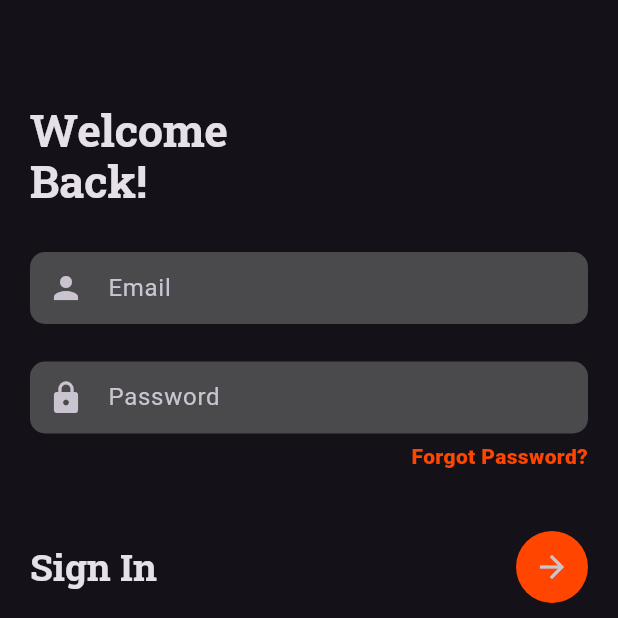
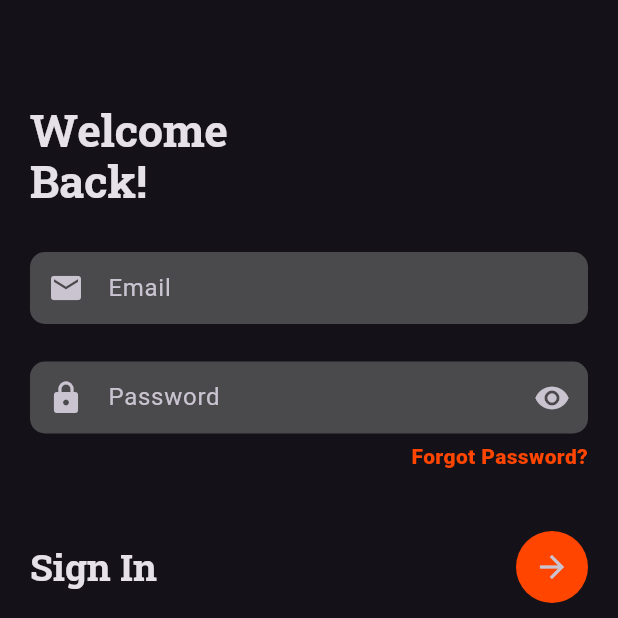
Before and after one commit to DevAdedoyin/weatherapp, a Flutter app: the screen it shows after launch, after a tap on "Skip", on a phone screen of 412 x 824 dp, the top half of it. Run offline on Flutter 3.47's test engine with Material 3 defaults, Android fonts, the phone set to English and light mode, and no system bars; our stand-ins replace firebase_auth, firebase_core, flutter_dotenv, flutter_riverpod, font_awesome_flutter, go_router and 4 more; missing offline and left inert: flutter_login_facebook; accounts and stored records are empty.

Commit message:
login integration completed

```diff
--- a/lib/src/features/authentication/presentation/login_form.dart
+++ b/lib/src/features/authentication/presentation/login_form.dart
@@ -1,10 +1,14 @@
-import 'package:email_validator/email_validator.dart';
 import "package:flutter/material.dart";
 import "package:weatherapp/src/common/gaps/sized_box.dart";
+import "package:weatherapp/src/common/loading_indicator.dart";
 import "package:weatherapp/src/constants/app_colors.dart";
+import "package:weatherapp/src/features/authentication/data/datasources/auth_datasource.dart";
 import "package:weatherapp/src/themes/custom_themes.dart";
 import "package:flutter_riverpod/flutter_riverpod.dart";
 import "package:google_fonts/google_fonts.dart";
+import "package:weatherapp/src/utils/auth_validators.dart";
+import "package:weatherapp/src/utils/iconbutton_provider.dart";
+import "package:weatherapp/src/utils/is_loading_provider.dart";
 
 class LoginForm extends ConsumerStatefulWidget {
   const LoginForm({super.key});
@@ -22,12 +26,15 @@ class _LoginFormState extends ConsumerState<LoginForm> {
   Widget build(BuildContext context) {
     // Size size = MediaQuery.of(context).size;
     TextTheme textTheme = Theme.of(context).textTheme;
+    final isPasswordVisible = ref.watch(iconButtonProvider);
+    final isLoading = ref.watch(isAuthLoading);
+
     return SizedBox(
       child: Form(
         key: _formKey,
         child: Column(
           children: [
-            Container(
+            SizedBox(
               child: TextFormField(
                 style: GoogleFonts.roboto(
                     fontSize: 16, fontWeight: FontWeight.normal),
@@ -35,34 +42,38 @@ class _LoginFormState extends ConsumerState<LoginForm> {
                 keyboardType: TextInputType.emailAddress,
                 textInputAction: TextInputAction.next,
                 autofocus: false,
-                validator: (email) {
-                  if (EmailValidator.validate(email!)) {
-                    return null;
-                  } else {
-                    return 'Please enter a valid email address';
-                  }
-                },
+                validator: (email) => Validator.validateEmail(email: email),
                 decoration:
-                    darkThemeInputDecoration('Email', const Icon(Icons.person)),
+                    darkThemeInputDecoration('Email', const Icon(Icons.email)),
               ),
             ),
             verticalGap(25),
-            Container(
+            SizedBox(
               child: TextFormField(
                 style: GoogleFonts.roboto(
                     fontSize: 16, fontWeight: FontWeight.normal),
                 controller: _passwordController,
-                textInputAction: TextInputAction.done,
+                textInputAction: TextInputAction.next,
                 autofocus: false,
-                validator: (email) {
-                  if (EmailValidator.validate(email!)) {
-                    return null;
-                  } else {
-                    return 'Please enter a valid email address';
-                  }
+                obscureText: isPasswordVisible ? false : true,
+                validator: (password) =>
+                    Validator.validatePassword(password: password),
+                decoration: darkThemeInputDecoration(
+                  'Password',
+                  const Icon(Icons.lock),
+                  isPassword: true,
+                  passwordIcon: IconButton(
+                    onPressed: () {
+                      ref.read(iconButtonProvider.notifier).state =
+                          ref.read(iconButtonProvider.notifier).state
+                              ? false
+                              : true;
                     },
-                decoration: darkThemeInputDecoration(
-                    'Password', const Icon(Icons.lock)),
+                    icon: Icon(isPasswordVisible
+                        ? Icons.visibility_off
+                        : Icons.visibility),
+                  ),
+                ),
               ),
             ),
             verticalGap(5),
@@ -87,13 +98,27 @@ class _LoginFormState extends ConsumerState<LoginForm> {
                     style: textTheme.displayMedium,
                   ),
                   const Spacer(),
-                  Container(
+                  isLoading
+                      ? const SizedBox(
+                          height: 17, width: 17, child: LoadingIndicator())
+                      : Container(
                           decoration: BoxDecoration(
                             borderRadius: BorderRadius.circular(25),
                             color: AppColors.accentColor,
                           ),
                           child: IconButton(
-                        onPressed: () {},
+                              onPressed: () async {
+                                if (_formKey.currentState!.validate()) {
+                                  ref.read(isAuthLoading.notifier).state = true;
+                                  await FireAuth.signInUsingEmailPassword(
+                                    context: context,
+                                    email: _emailController.text,
+                                    password: _passwordController.text,
+                                  );
+                                  ref.read(isAuthLoading.notifier).state =
+                                      false;
+                                }
+                              },
                               icon: const Icon(Icons.arrow_forward)),
                         )
                 ],
```
Also changed, not shown: lib/src/features/authentication/data/datasources/auth_datasource.dart (+10 -3 lines), lib/src/features/authentication/presentation/register_form.dart (+4 -7 lines). Lines whose indentation alone changed are shown as unchanged.
